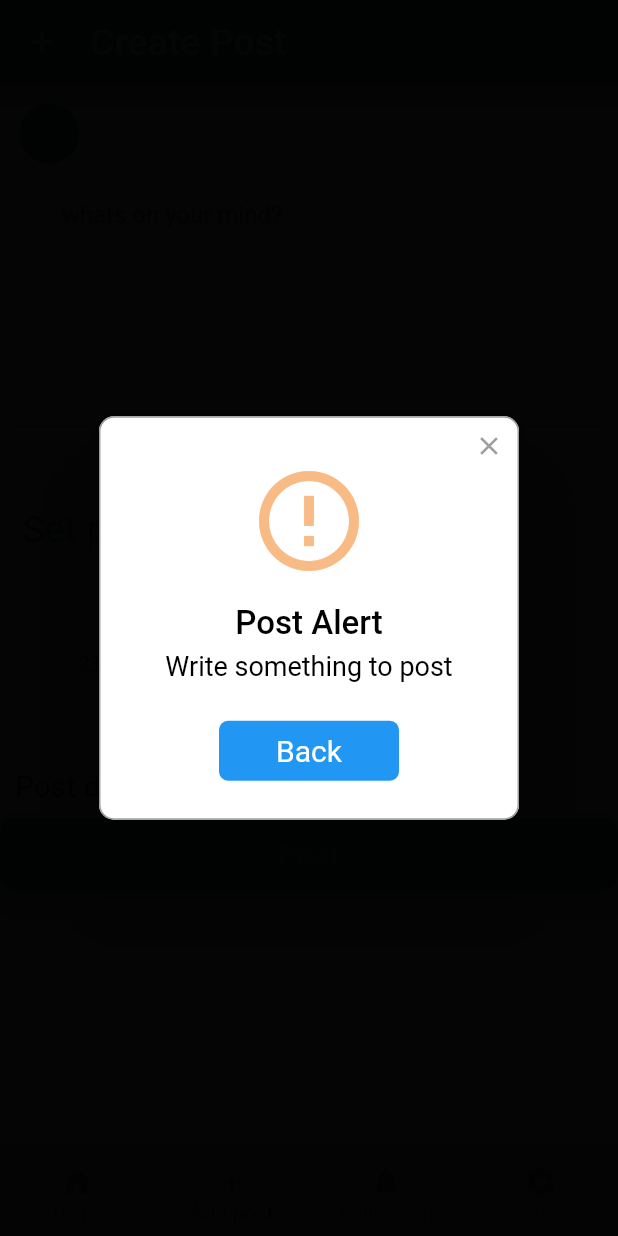
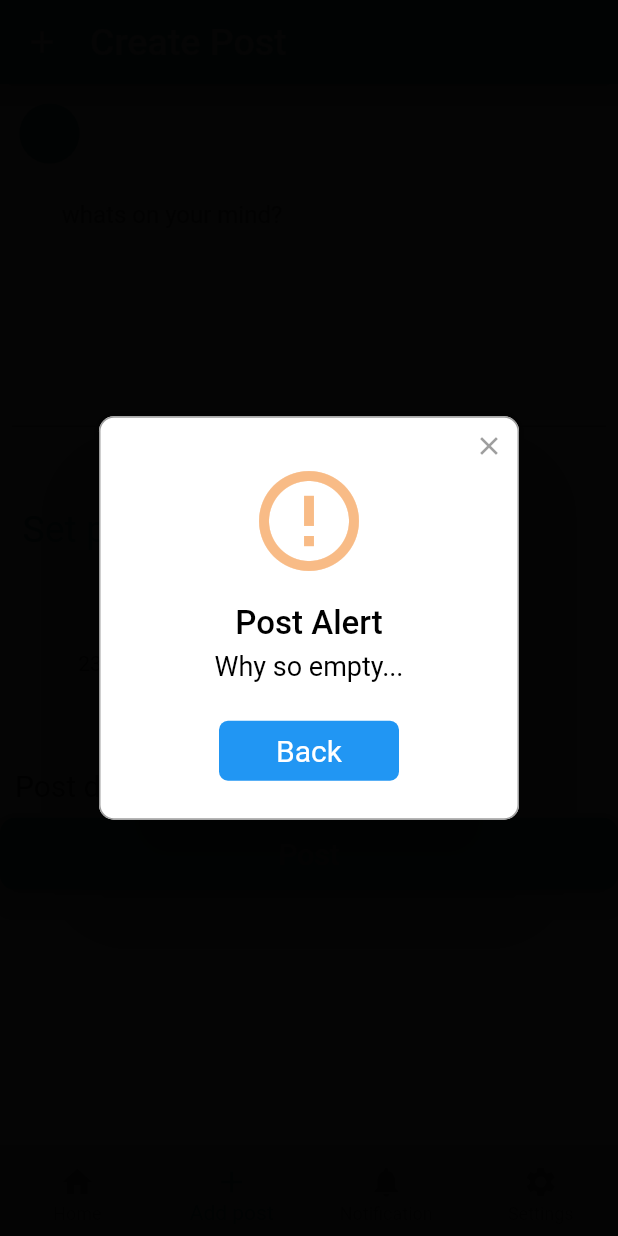
Before and after one commit to khaledxz150/Habini, a Flutter app: the screen it shows after launch, item 2 of the bottom bar chosen, after a tap on "Post", on a phone screen of 412 x 824 dp. Run offline on Flutter 3.47's test engine with Material 2 defaults, Android fonts, the phone set to English and light mode, and no system bars; drawn by our look-alikes of numberpicker, rflutter_alert; our stand-ins replace animated_text_kit, cloud_firestore, firebase_auth, firebase_core, flutter_spinkit, google_fonts and 4 more; missing offline and left inert: international_phone_input; accounts and stored records are empty.

Commit message:
loading on post

```diff
--- a/lib/screens/add_post_screen.dart
+++ b/lib/screens/add_post_screen.dart
@@ -9,11 +9,13 @@ import 'package:firebase_auth/firebase_auth.dart';
 import 'package:rflutter_alert/rflutter_alert.dart';
 import 'package:habini/screens/navigation_page.dart';
 import 'package:google_fonts/google_fonts.dart';
+import 'package:modal_progress_hud/modal_progress_hud.dart';
 
 final _auth = FirebaseAuth.instance;
 final _firebase = FirebaseFirestore.instance;
 
 User logedInUser;
+bool showSpinner = false;
 
 class AddPost extends StatefulWidget {
   @override
@@ -73,7 +75,9 @@ class _AddPostState extends State<AddPost> {
           ],
         ),
       ),
-      body: ListView(
+      body: ModalProgressHUD(
+        inAsyncCall: showSpinner,
+        child: ListView(
           children: [
             Container(
               width: MediaQuery.of(context).size.width,
@@ -176,8 +180,14 @@ class _AddPostState extends State<AddPost> {
               borderRadius: BorderRadius.circular(10.0),
               elevation: 5.0,
               child: MaterialButton(
-              onPressed: () {
+                onPressed: () async {
+                  setState(() {
+                    showSpinner = true;
+                  });
                   if (logedInUser == null) {
+                    setState(() {
+                      showSpinner = false;
+                    });
                     Alert(
                       context: context,
                       type: AlertType.error,
@@ -196,11 +206,14 @@ class _AddPostState extends State<AddPost> {
                     ).show();
                   }
                   if (_postContent == null) {
+                    setState(() {
+                      showSpinner = false;
+                    });
                     Alert(
                       context: context,
                       type: AlertType.warning,
                       title: "Post Alert",
-                    desc: "Write something to post",
+                      desc: "Why so empty... ",
                       buttons: [
                         DialogButton(
                           child: Text(
@@ -213,12 +226,15 @@ class _AddPostState extends State<AddPost> {
                       ],
                     ).show();
                   } else {
+                    setState(() {
+                      showSpinner = true;
+                    });
                     postTextController.clear();
 
                     String id = _firebase.collection('Posts').doc().id;
 
                     try {
-                    _firebase.collection('Posts').doc(id).set({
+                    await  _firebase.collection('Posts').doc(id).set({
                         'content': _postContent.toString(),
                         'poster': logedInUser.uid,
                         'sentOn': FieldValue.serverTimestamp(),
@@ -245,9 +261,13 @@ class _AddPostState extends State<AddPost> {
                         ],
                       ).show(); */
                       //
-                    sleep(Duration(milliseconds: 500));
+                      // sleep(Duration(milliseconds: 1000));
                       Navigator.pushNamed(context, 'navigation_page');
+                      setState(() {
+                        showSpinner = false;
+                      });
                     } catch (ex) {
+                      showSpinner = false;
                       Alert(
                         context: context,
                         type: AlertType.error,
@@ -257,7 +277,8 @@ class _AddPostState extends State<AddPost> {
                           DialogButton(
                             child: Text(
                               "Back",
-                            style: TextStyle(color: Colors.white, fontSize: 20),
+                              style:
+                                  TextStyle(color: Colors.white, fontSize: 20),
                             ),
                             onPressed: () => Navigator.pop(context),
                             width: 120,
@@ -278,6 +299,7 @@ class _AddPostState extends State<AddPost> {
             ),
           ],
         ),
+      ),
     );
   }
 }
```
Lines whose indentation alone changed are shown as unchanged.
